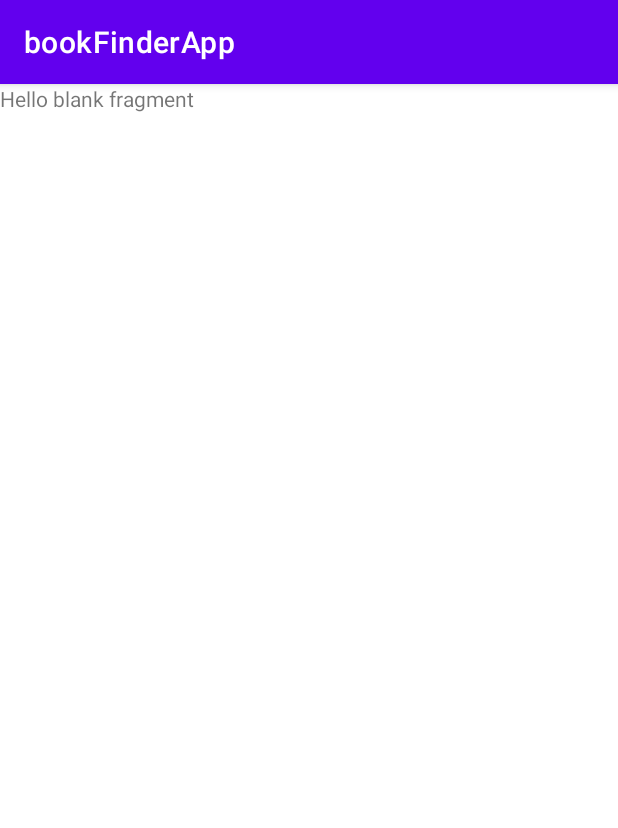
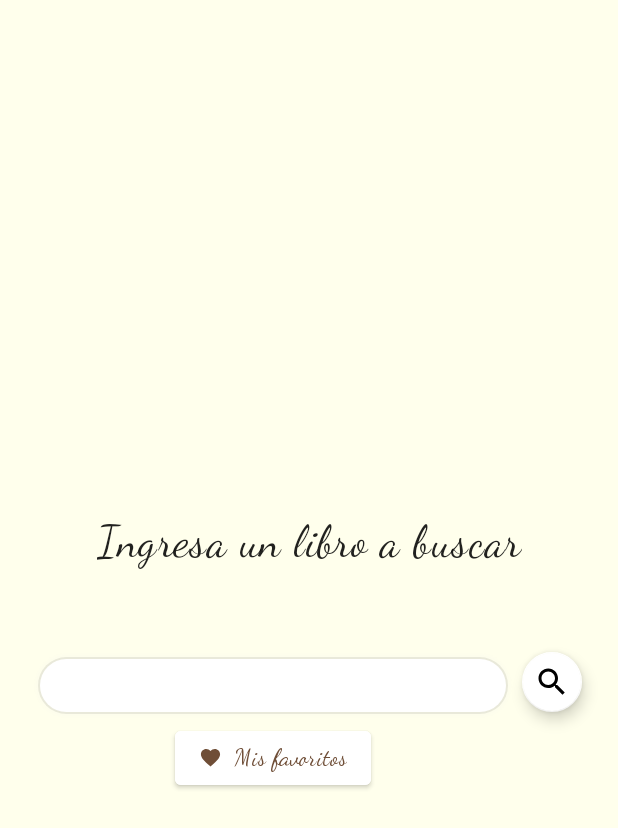
Before and after one commit to SaulUrrea/bookFinderApp, an Android app: the fragment SearchFragment shown on its own in the app's theme, on a phone screen of 412 x 824 dp. Shown: the top 828 px of the screen. Run offline under Robolectric (Android 15) with nearby library versions, the phone set to English and light mode, and no system bars.

Commit message:
feat: se crea la pantalla inicial del buscador

```diff
--- /dev/null
+++ b/app/src/main/java/com/devsaul/bookfinderapp/core/NetworkModule.kt
@@ -0,0 +1,33 @@
+package com.devsaul.bookfinderapp.core
+
+import com.devsaul.bookfinderapp.data.network.NetworkApiClient
+import dagger.Module
+import dagger.Provides
+import dagger.hilt.InstallIn
+import dagger.hilt.components.SingletonComponent
+import retrofit2.Retrofit
+import retrofit2.converter.gson.GsonConverterFactory
+import javax.inject.Singleton
+
+@Module
+@InstallIn(SingletonComponent::class) //Establece el tiempo de la instancia o alcance
+object NetworkModule {
+
+    //Este modulo provee dependencias de librerias o clases que contienen interfaces
+    // y que no se dejan injectar con constructor o que no podemos modificar
+
+    @Singleton //Mantiene una unica instancia del objeto
+    @Provides //Etiqueta para declarar algo que se puede proveer
+    fun provideRetrofit(): Retrofit {
+        return Retrofit.Builder()
+            .baseUrl("https://drawsomething-59328-default-rtdb.europe-west1.firebasedatabase.app/")
+            .addConverterFactory(GsonConverterFactory.create())
+            .build()
+    }
+
+    @Singleton
+    @Provides
+    fun provideQuoteApiClient(retrofit: Retrofit): NetworkApiClient {
+        return retrofit.create(NetworkApiClient::class.java)
+    }
+}
--- /dev/null
+++ b/app/src/main/java/com/devsaul/bookfinderapp/core/RetrofitHelper.kt
@@ -0,0 +1,13 @@
+package com.devsaul.bookfinderapp.core
+
+import retrofit2.Retrofit
+import retrofit2.converter.gson.GsonConverterFactory
+
+object RetrofitHelper {
+    fun getRetrofit(): Retrofit {
+        return Retrofit.Builder()
+            .baseUrl("https://drawsomething-59328-default-rtdb.europe-west1.firebasedatabase.app/")
+            .addConverterFactory(GsonConverterFactory.create())
+            .build()
+    }
+}
--- /dev/null
+++ b/app/src/main/java/com/devsaul/bookfinderapp/data/network/NetworkApiClient.kt
@@ -0,0 +1,9 @@
+package com.devsaul.bookfinderapp.data.network
+
+import retrofit2.Response
+import retrofit2.http.GET
+
+interface NetworkApiClient {
+    @GET("/.json")
+    suspend fun getAllQuotes(): Response<List<Any>>
+}
--- /dev/null
+++ b/app/src/main/java/com/devsaul/bookfinderapp/data/network/NetworkService.kt
@@ -0,0 +1,17 @@
+package com.devsaul.bookfinderapp.data.network
+
+import kotlinx.coroutines.Dispatchers
+import kotlinx.coroutines.withContext
+import javax.inject.Inject
+
+class NetworkService @Inject constructor(
+    private val api: NetworkApiClient
+) {
+
+    suspend fun getQuotes(): List<Any> {
+        return withContext(Dispatchers.IO) {
+            val response = api.getAllQuotes()
+            response.body() ?: emptyList()
+        }
+    }
+}
--- a/app/src/main/java/com/devsaul/bookfinderapp/ui/home/activities/MainActivity.kt
+++ b/app/src/main/java/com/devsaul/bookfinderapp/ui/home/activities/MainActivity.kt
@@ -27,7 +27,5 @@ class MainActivity : AppCompatActivity() {
         val navHostFragment =
             supportFragmentManager.findFragmentById(R.id.fragmentContainerView) as NavHostFragment
         navController = navHostFragment.navController
-        val bottomNavigationView = findViewById<BottomNavigationView>(R.id.bottomNav)
-        NavigationUI.setupWithNavController(bottomNavigationView, navController)
     }
 }
--- /dev/null
+++ b/app/src/main/res/drawable-v24/shadow_edittext.xml
@@ -0,0 +1,83 @@
+<?xml version="1.0" encoding="utf-8"?>
+<layer-list xmlns:tools="http://schemas.android.com/tools"
+    xmlns:android="http://schemas.android.com/apk/res/android"
+    tools:ignore="MissingDefaultResource">
+
+    <!-- Drop Shadow Stack -->
+    <item>
+        <shape>
+            <padding
+                android:bottom="1.5dp"
+                android:left="1.5dp"
+                android:right="1.5dp"
+                android:top="1.5dp" />
+
+            <solid android:color="#00E2E2E2" />
+
+            <corners android:radius="30dp" />
+        </shape>
+    </item>
+    <item>
+        <shape>
+            <padding
+                android:bottom="1.5dp"
+                android:left="1.5dp"
+                android:right="1.5dp"
+                android:top="1.5dp" />
+
+            <solid android:color="#05E2E2E2" />
+
+            <corners android:radius="30dp" />
+        </shape>
+    </item>
+    <item>
+        <shape>
+            <padding
+                android:bottom="1.5dp"
+                android:left="1.5dp"
+                android:right="1.5dp"
+                android:top="1.5dp" />
+
+            <solid android:color="#0aE2E2E2" />
+
+            <corners android:radius="30dp" />
+        </shape>
+    </item>
+    <item>
+        <shape>
+            <padding
+                android:bottom="1.5dp"
+                android:left="1.5dp"
+                android:right="1.5dp"
+                android:top="1.5dp" />
+
+            <solid android:color="#0fE2E2E2" />
+
+            <corners android:radius="30dp" />
+        </shape>
+    </item>
+    <item>
+        <shape>
+            <padding
+                android:bottom="1.5dp"
+                android:left="1.5dp"
+                android:right="1.5dp"
+                android:top="1.5dp" />
+
+            <solid android:color="#17252424" />
+
+            <corners android:radius="30dp" />
+        </shape>
+    </item>
+
+    <!-- Background -->
+    <item
+        android:id="@+id/itemShape">
+        <shape>
+            <solid android:color="@color/white" />
+
+            <corners android:radius="30dp" />
+        </shape>
+    </item>
+
+</layer-list>
--- /dev/null
+++ b/app/src/main/res/drawable/ic_favorite.xml
@@ -0,0 +1,5 @@
+<vector android:height="24dp" android:tint="#000000"
+    android:viewportHeight="24" android:viewportWidth="24"
+    android:width="24dp" xmlns:android="http://schemas.android.com/apk/res/android">
+    <path android:fillColor="@android:color/white" android:pathData="M12,21.35l-1.45,-1.32C5.4,15.36 2,12.28 2,8.5 2,5.42 4.42,3 7.5,3c1.74,0 3.41,0.81 4.5,2.09C13.09,3.81 14.76,3 16.5,3 19.58,3 22,5.42 22,8.5c0,3.78 -3.4,6.86 -8.55,11.54L12,21.35z"/>
+</vector>
--- /dev/null
+++ b/app/src/main/res/drawable/ic_search.xml
@@ -0,0 +1,5 @@
+<vector android:height="24dp" android:tint="#000000"
+    android:viewportHeight="24" android:viewportWidth="24"
+    android:width="24dp" xmlns:android="http://schemas.android.com/apk/res/android">
+    <path android:fillColor="@android:color/white" android:pathData="M15.5,14h-0.79l-0.28,-0.27C15.41,12.59 16,11.11 16,9.5 16,5.91 13.09,3 9.5,3S3,5.91 3,9.5 5.91,16 9.5,16c1.61,0 3.09,-0.59 4.23,-1.57l0.27,0.28v0.79l5,4.99L20.49,19l-4.99,-5zM9.5,14C7.01,14 5,11.99 5,9.5S7.01,5 9.5,5 14,7.01 14,9.5 11.99,14 9.5,14z"/>
+</vector>
--- a/app/src/main/res/layout/activity_main.xml
+++ b/app/src/main/res/layout/activity_main.xml
@@ -6,24 +6,12 @@
     android:layout_height="match_parent"
     tools:context=".ui.home.activities.MainActivity">
 
-    <com.google.android.material.bottomnavigation.BottomNavigationView
-        android:id="@+id/bottomNav"
-        android:layout_width="0dp"
-        android:layout_height="wrap_content"
-        app:layout_constraintBottom_toBottomOf="parent"
-        app:layout_constraintEnd_toEndOf="parent"
-        app:layout_constraintHorizontal_bias="0.0"
-        app:layout_constraintStart_toStartOf="parent"
-        app:menu="@menu/bottom_nav_menu"
-        app:itemTextColor="@color/white"
-        app:itemIconTint="@color/white"/>
-
     <androidx.fragment.app.FragmentContainerView
         android:id="@+id/fragmentContainerView"
         android:name="androidx.navigation.fragment.NavHostFragment"
         android:layout_width="0dp"
         android:layout_height="0dp"
-        app:layout_constraintBottom_toTopOf="@id/bottomNav"
+        app:layout_constraintBottom_toBottomOf="parent"
         app:layout_constraintStart_toStartOf="parent"
         app:layout_constraintEnd_toEndOf="parent"
         app:layout_constraintTop_toTopOf="parent"
--- a/app/src/main/res/layout/fragment_search.xml
+++ b/app/src/main/res/layout/fragment_search.xml
@@ -1,14 +1,92 @@
 <?xml version="1.0" encoding="utf-8"?>
-<FrameLayout xmlns:android="http://schemas.android.com/apk/res/android"
+<RelativeLayout xmlns:android="http://schemas.android.com/apk/res/android"
+    xmlns:app="http://schemas.android.com/apk/res-auto"
     xmlns:tools="http://schemas.android.com/tools"
     android:layout_width="match_parent"
     android:layout_height="match_parent"
+    android:background="@color/lightCoffee"
     tools:context=".ui.home.fragments.SearchFragment">
 
-    <!-- TODO: Update blank fragment layout -->
-    <TextView
+    <androidx.constraintlayout.widget.ConstraintLayout
         android:layout_width="match_parent"
-        android:layout_height="match_parent"
-        android:text="@string/hello_blank_fragment" />
+        android:layout_height="wrap_content"
+        android:layout_centerInParent="true">
 
-</FrameLayout>
+        <TextView
+            android:id="@+id/tvTitle"
+            android:layout_width="wrap_content"
+            android:layout_height="wrap_content"
+            android:fontFamily="cursive"
+            android:text="@string/ingresa_un_libro_a_buscar"
+            android:textAppearance="?attr/textAppearanceHeadline6"
+            android:textSize="30sp"
+            app:layout_constraintBottom_toTopOf="@+id/searchTextField"
+            app:layout_constraintEnd_toEndOf="parent"
+            app:layout_constraintStart_toStartOf="parent"
+            app:layout_constraintTop_toTopOf="parent" />
+
+        <com.google.android.material.textfield.TextInputLayout
+            android:id="@+id/searchTextField"
+            style="@style/Widget.MaterialComponents.TextInputLayout.OutlinedBox"
+            android:layout_width="0dp"
+            android:layout_height="wrap_content"
+            android:layout_marginStart="@dimen/margin_default"
+            app:boxBackgroundMode="outline"
+            app:boxCornerRadiusBottomEnd="10dp"
+            app:boxCornerRadiusBottomStart="10dp"
+            app:boxCornerRadiusTopEnd="10dp"
+            app:boxCornerRadiusTopStart="10dp"
+            app:boxStrokeColor="@color/blue"
+            app:endIconMode="clear_text"
+            app:hintTextColor="@color/blue"
+            app:layout_constraintBottom_toBottomOf="parent"
+            app:layout_constraintEnd_toStartOf="@+id/fbSearch"
+            app:layout_constraintStart_toStartOf="parent"
+            app:layout_constraintTop_toBottomOf="@+id/tvTitle">
+
+            <com.google.android.material.textfield.TextInputEditText
+                android:id="@+id/searchEditText"
+                style="@style/LearnEditTextStyleRound"
+                android:layout_width="match_parent"
+                android:layout_height="wrap_content"
+                android:inputType="text"
+                android:textSize="12sp" />
+
+            <requestFocus />
+        </com.google.android.material.textfield.TextInputLayout>
+
+        <com.google.android.material.floatingactionbutton.FloatingActionButton
+            android:id="@+id/fbSearch"
+            android:layout_width="wrap_content"
+            android:layout_height="wrap_content"
+            android:layout_marginEnd="@dimen/margin_default"
+            android:src="@drawable/ic_search"
+            app:backgroundTint="@color/white"
+            app:fabSize="mini"
+            app:layout_constraintBottom_toBottomOf="@+id/searchTextField"
+            app:layout_constraintEnd_toEndOf="parent"
+            app:layout_constraintStart_toEndOf="@+id/searchTextField"
+            app:layout_constraintTop_toTopOf="@+id/searchTextField"
+            tools:ignore="ContentDescription" />
+
+        <com.google.android.material.button.MaterialButton
+            android:id="@+id/tvTitleFav"
+            android:layout_width="wrap_content"
+            android:layout_height="wrap_content"
+            android:backgroundTint="@color/white"
+            android:fontFamily="cursive"
+            android:text="Mis favoritos"
+            android:textAppearance="?attr/textAppearanceHeadline6"
+            android:textColor="@color/darkCoffee"
+            android:textSize="15dp"
+            app:icon="@drawable/ic_favorite"
+            app:iconSize="15dp"
+            app:iconTint="@color/darkCoffee"
+            app:layout_constraintEnd_toEndOf="@+id/searchTextField"
+            app:layout_constraintStart_toStartOf="@+id/searchTextField"
+            app:layout_constraintTop_toBottomOf="@+id/searchTextField" />
+    </androidx.constraintlayout.widget.ConstraintLayout>
+
+
+
+</RelativeLayout>
--- a/app/src/main/res/values-night/themes.xml
+++ /dev/null
@@ -1,16 +0,0 @@
-<resources xmlns:tools="http://schemas.android.com/tools">
-    <!-- Base application theme. -->
-    <style name="Theme.BookFinderApp" parent="Theme.MaterialComponents.DayNight.DarkActionBar">
-        <!-- Primary brand color. -->
-        <item name="colorPrimary">@color/purple_200</item>
-        <item name="colorPrimaryVariant">@color/purple_700</item>
-        <item name="colorOnPrimary">@color/black</item>
-        <!-- Secondary brand color. -->
-        <item name="colorSecondary">@color/teal_200</item>
-        <item name="colorSecondaryVariant">@color/teal_200</item>
-        <item name="colorOnSecondary">@color/black</item>
-        <!-- Status bar color. -->
-        <item name="android:statusBarColor" tools:targetApi="l">?attr/colorPrimaryVariant</item>
-        <!-- Customize your theme here. -->
-    </style>
-</resources>
--- a/app/src/main/res/values/colors.xml
+++ b/app/src/main/res/values/colors.xml
@@ -7,4 +7,7 @@
     <color name="teal_700">#FF018786</color>
     <color name="black">#FF000000</color>
     <color name="white">#FFFFFFFF</color>
+    <color name="blue">#086BB5</color>
+    <color name="lightCoffee">#FFFFEC</color>
+    <color name="darkCoffee">#6F4E37</color>
 </resources>
--- /dev/null
+++ b/app/src/main/res/values/dimens.xml
@@ -0,0 +1,11 @@
+<?xml version="1.0" encoding="utf-8"?>
+<resources>
+    <dimen name="margin_default">20dp</dimen>
+    <dimen name="learn_spacing_control_half">2dp</dimen>
+    <dimen name="learn_spacing_control">4dp</dimen>
+    <dimen name="learn_spacing_standard">8dp</dimen>
+    <dimen name="learn_spacing_standard_new">16dp</dimen>
+    <dimen name="learn_spacing_large">24dp</dimen>
+    <dimen name="learn_spacing_xlarge">32dp</dimen>
+    <dimen name="learn_spacing_xxlarge">40dp</dimen>
+</resources>
--- a/app/src/main/res/values/strings.xml
+++ b/app/src/main/res/values/strings.xml
@@ -4,4 +4,5 @@
     <string name="search_title">Buscador</string>
     <!-- TODO: Remove or change this placeholder text -->
     <string name="hello_blank_fragment">Hello blank fragment</string>
+    <string name="ingresa_un_libro_a_buscar">Ingresa un libro a buscar</string>
 </resources>
--- /dev/null
+++ b/app/src/main/res/values/styles.xml
@@ -0,0 +1,14 @@
+<?xml version="1.0" encoding="utf-8"?>
+<resources>
+    <style name="LearnEditTextStyleRound">
+        <item name="android:layout_width">match_parent</item>
+        <item name="android:layout_height">wrap_content</item>
+        <item name="android:background">@drawable/shadow_edittext</item>
+        <item name="android:paddingTop">@dimen/learn_spacing_standard_new</item>
+        <item name="android:paddingBottom">@dimen/learn_spacing_standard_new</item>
+        <item name="android:paddingStart">@dimen/learn_spacing_large</item>
+        <item name="android:paddingEnd">@dimen/learn_spacing_standard</item>
+        <item name="android:textSize">20dp</item>
+        <item name="android:textColor">@color/black</item>
+    </style>
+</resources>
--- a/app/src/main/res/values/themes.xml
+++ b/app/src/main/res/values/themes.xml
@@ -1,13 +1,13 @@
 <resources xmlns:tools="http://schemas.android.com/tools">
     <!-- Base application theme. -->
-    <style name="Theme.BookFinderApp" parent="Theme.MaterialComponents.DayNight.DarkActionBar">
+    <style name="Theme.BookFinderApp" parent="Theme.MaterialComponents.DayNight.NoActionBar">
         <!-- Primary brand color. -->
-        <item name="colorPrimary">@color/purple_500</item>
-        <item name="colorPrimaryVariant">@color/purple_700</item>
+        <item name="colorPrimary">@color/darkCoffee</item>
+        <item name="colorPrimaryVariant">@color/darkCoffee</item>
         <item name="colorOnPrimary">@color/white</item>
         <!-- Secondary brand color. -->
-        <item name="colorSecondary">@color/teal_200</item>
-        <item name="colorSecondaryVariant">@color/teal_700</item>
+        <item name="colorSecondary">@color/darkCoffee</item>
+        <item name="colorSecondaryVariant">@color/darkCoffee</item>
         <item name="colorOnSecondary">@color/black</item>
         <!-- Status bar color. -->
         <item name="android:statusBarColor" tools:targetApi="l">?attr/colorPrimaryVariant</item>
```
